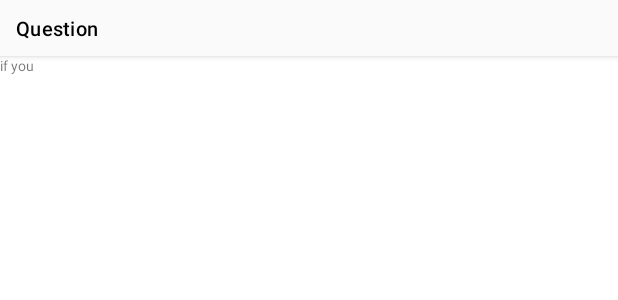
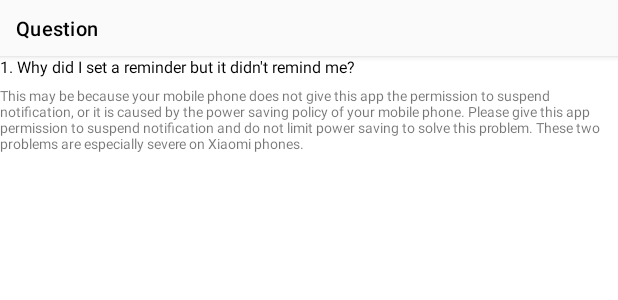
Before and after one commit to Hua-Guan/Today-Reminders, an Android app: the layout activity_question.xml on its own in the app's theme, with its tools: preview values and no code run, on a phone screen of 412 x 824 dp. Shown: the top 300 px of the screen. Run offline under Robolectric (Android 15) with nearby library versions, the phone set to English and light mode, and no system bars.

Commit message:
更新
增加问答

```diff
--- a/app/src/main/res/layout/activity_question.xml
+++ b/app/src/main/res/layout/activity_question.xml
@@ -16,7 +16,15 @@
 
     <TextView
         android:layout_width="match_parent"
-        android:layout_height="match_parent"
-        android:text="if you"/>
+        android:layout_height="wrap_content"
+        android:textSize="16dp"
+        android:textColor="@color/black"
+        android:text="1. Why did I set a reminder but it didn't remind me?"/>
+
+    <TextView
+        android:layout_width="match_parent"
+        android:layout_height="wrap_content"
+        android:layout_marginTop="8dp"
+        android:text="@string/question_answer0"/>
 
 </androidx.appcompat.widget.LinearLayoutCompat>
--- a/app/src/main/res/values/strings.xml
+++ b/app/src/main/res/values/strings.xml
@@ -4,4 +4,5 @@
     <string name="channel_name">today reminders</string>
     <string name="channel_description">reminders</string>
     <string name="question">Question</string>
+    <string name="question_answer0">This may be because your mobile phone does not give this app the permission to suspend notification, or it is caused by the power saving policy of your mobile phone. Please give this app permission to suspend notification and do not limit power saving to solve this problem. These two problems are especially severe on Xiaomi phones.</string>
 </resources>
```
